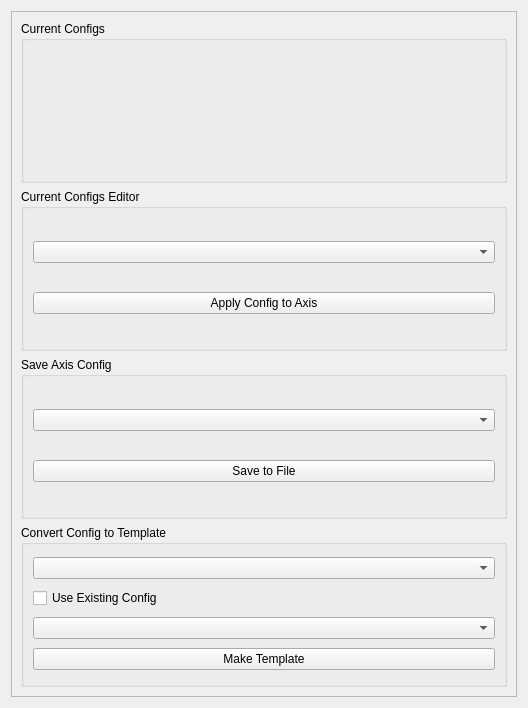
pcdshub/lcls-user-motor-gui, file lcls_user_motor_gui/ui/config_editor.ui: the form before one commit.
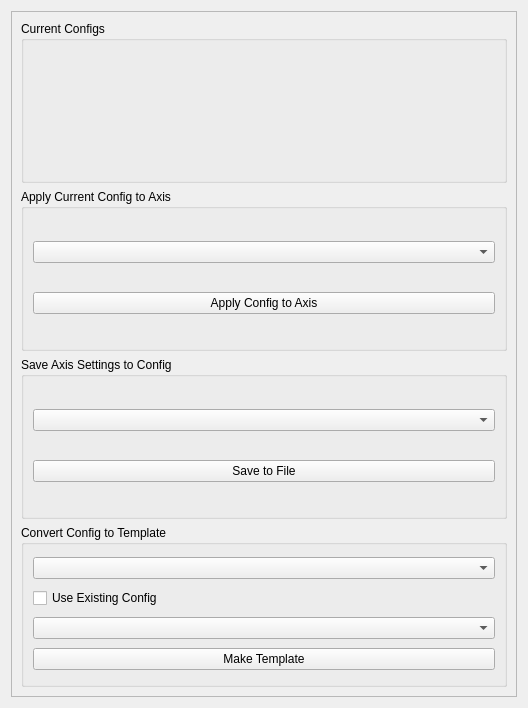
The form after the commit.

Commit message: Able to save indiviual axis but still trying to get templating to work

Patch:
```diff
--- a/lcls_user_motor_gui/ui/config_editor.ui
+++ b/lcls_user_motor_gui/ui/config_editor.ui
@@ -40,7 +40,7 @@
        <item>
         <widget class="QGroupBox" name="groupBox_2">
          <property name="title">
-          <string>Current Configs Editor</string>
+          <string>Apply Current Config to Axis</string>
          </property>
          <layout class="QVBoxLayout" name="verticalLayout_5">
           <item>
@@ -59,7 +59,7 @@
        <item>
         <widget class="QGroupBox" name="groupBox">
          <property name="title">
-          <string>Save Axis Config</string>
+          <string>Save Axis Settings to Config</string>
          </property>
          <layout class="QVBoxLayout" name="verticalLayout_4">
           <item>
```
The commit also changes 1 other file.
